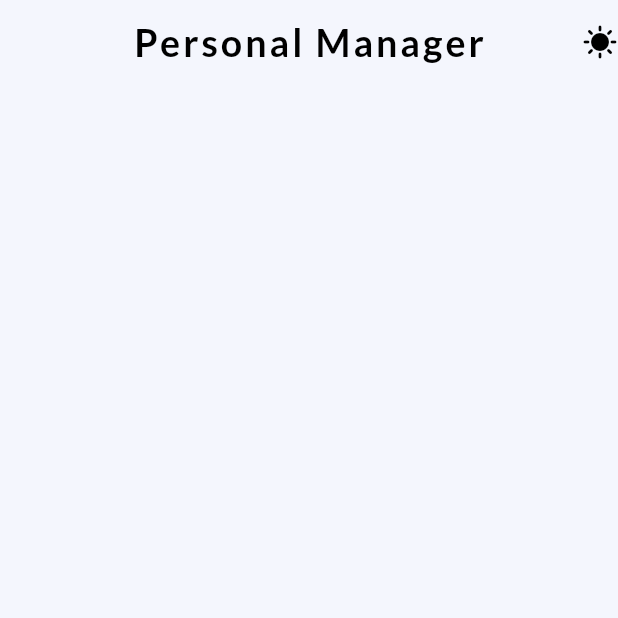
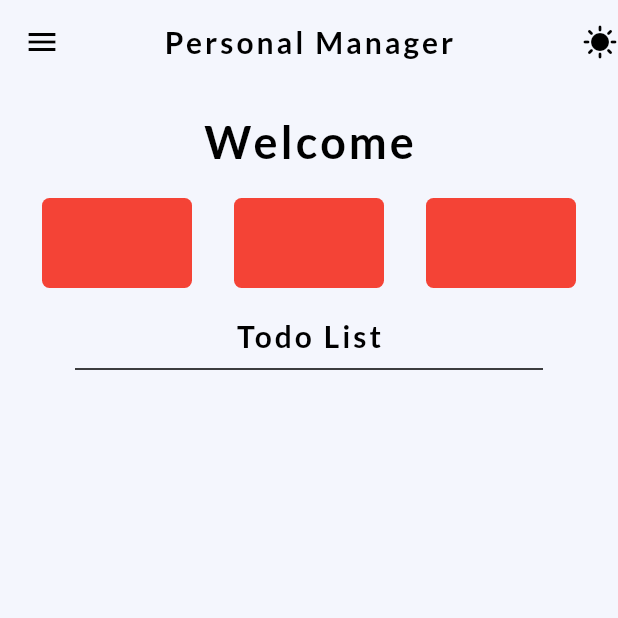
Before and after one commit to sayanths/educational_todu_test, a Flutter app: the screen it shows after launch, on a phone screen of 412 x 824 dp, the top half of it. Run offline on Flutter 3.47's test engine with Material 2 defaults, Android fonts, the phone set to English and light mode, and no system bars; our stand-ins replace get, google_fonts.

Commit message:
ui todo list starting

```diff
--- a/lib/app/home_page/view/home_page.dart
+++ b/lib/app/home_page/view/home_page.dart
@@ -8,11 +8,15 @@ class HomePage extends StatelessWidget {
   Widget build(BuildContext context) {
     return Scaffold(
       appBar: AppBar(
+        leading: const Icon(
+          Icons.menu,
+          color: Colors.black,
+        ),
         elevation: 0,
         title: Text(
           "Personal Manager",
           style: GoogleFonts.lato(
-              fontSize: 25,
+              fontSize: 20,
               letterSpacing: 2,
               color: Colors.black,
               fontWeight: FontWeight.bold),
@@ -27,7 +31,70 @@ class HomePage extends StatelessWidget {
       ),
       body: SafeArea(
         child: Column(
-          children: const [],
+          children: [
+            const SizedBox(
+              height: 20,
+            ),
+            Text(
+              "Welcome",
+              style: GoogleFonts.lato(
+                  fontSize: 30,
+                  letterSpacing: 2,
+                  color: Colors.black,
+                  fontWeight: FontWeight.bold),
+            ),
+            const SizedBox(
+              height: 20,
+            ),
+            Row(
+              mainAxisAlignment: MainAxisAlignment.spaceEvenly,
+              children: [
+                Container(
+                  height: 60,
+                  width: 100,
+                  decoration: BoxDecoration(
+                    color: Colors.red,
+                    borderRadius: BorderRadius.circular(5),
+                  ),
+                ),
+                Container(
+                  height: 60,
+                  width: 100,
+                  decoration: BoxDecoration(
+                    color: Colors.red,
+                    borderRadius: BorderRadius.circular(5),
+                  ),
+                ),
+                Container(
+                  height: 60,
+                  width: 100,
+                  decoration: BoxDecoration(
+                    color: Colors.red,
+                    borderRadius: BorderRadius.circular(5),
+                  ),
+                ),
+              ],
+            ),
+            const SizedBox(
+              height: 20,
+            ),
+            Text(
+              "Todo List",
+              style: GoogleFonts.lato(
+                  fontSize: 20,
+                  letterSpacing: 2,
+                  color: Colors.black,
+                  fontWeight: FontWeight.bold),
+            ),
+            const Padding(
+              padding: EdgeInsets.symmetric(horizontal: 50),
+              child: Divider(
+                height: 20,
+                color: Colors.black,
+                thickness: 1,
+              ),
+            ),
+          ],
         ),
       ),
     );
--- a/pubspec.yaml
+++ b/pubspec.yaml
@@ -39,6 +39,8 @@ dependencies:
   get: ^4.6.5
   google_fonts: ^3.0.1
   slidable_bar: ^1.1.1
+  horizontal_picker: ^1.2.0
+  horizontalcalender: ^0.0.4
 
 dev_dependencies:
   flutter_test:
```
Also changed, not shown: pubspec.lock.
